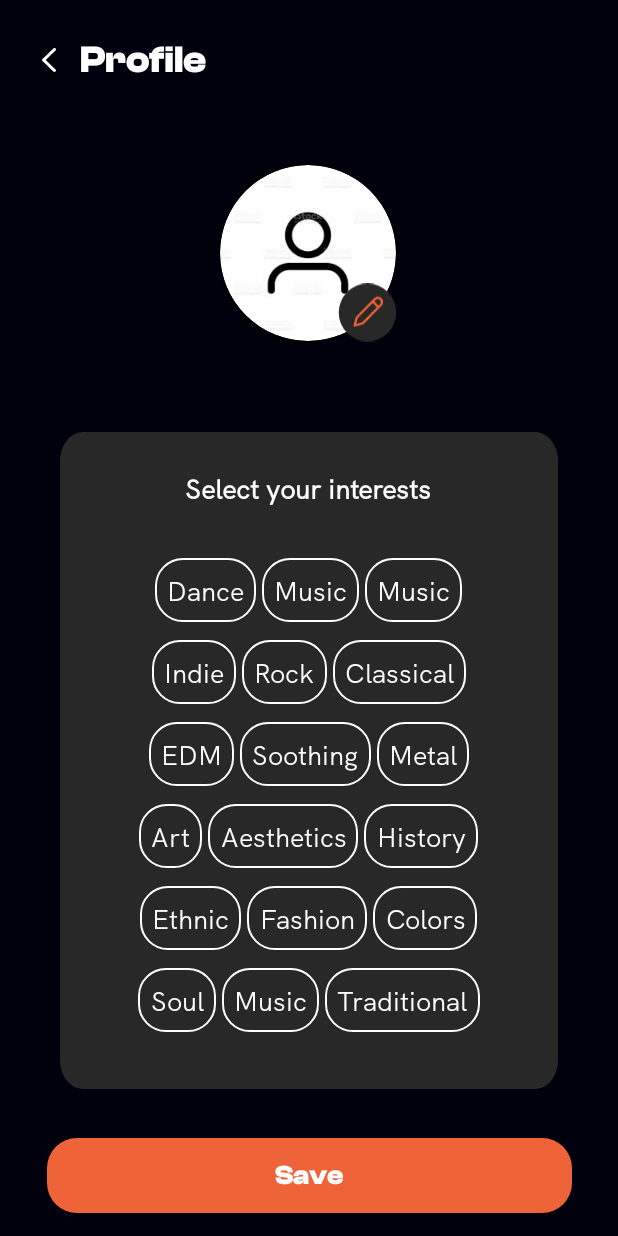
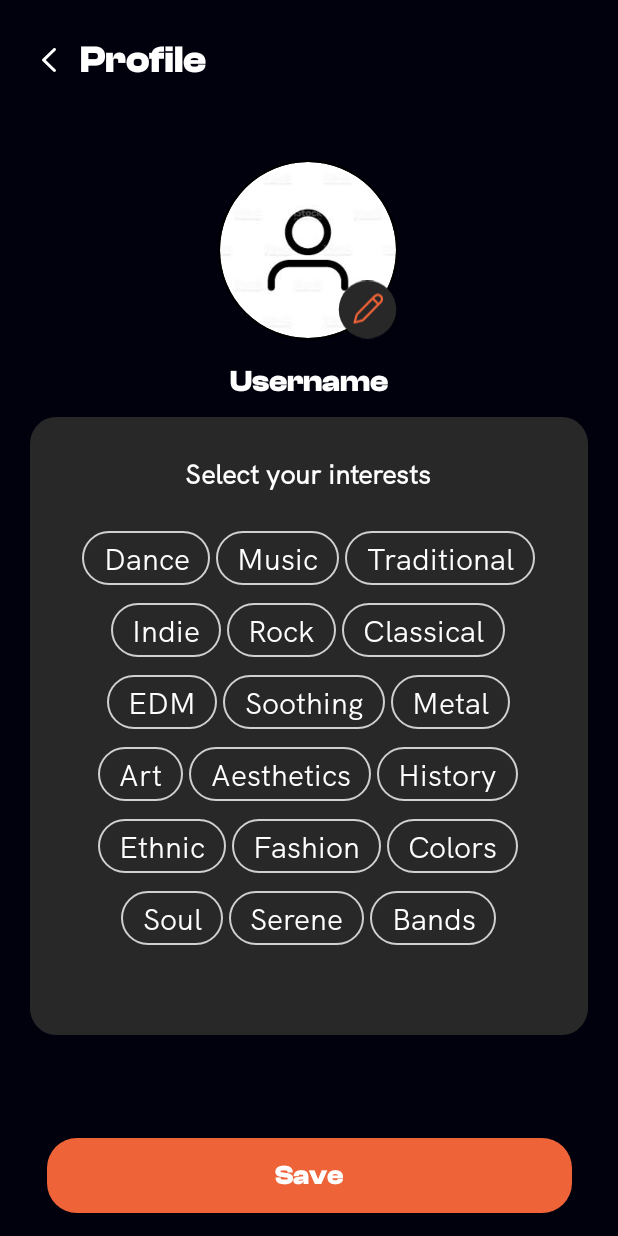
Before and after one commit to MdAyanHassan/Alcheringa, an Android app built with Jetpack Compose: the ProfilePage screen opened directly, with no data from a screen before it, after a tap on "Save", on a phone screen of 412 x 824 dp. Run offline under Robolectric (Android 15) with nearby library versions, the phone set to English and light mode, and no system bars; our stand-ins replace Firebase (no records; nobody signed in at launch, a user with empty details on screens opened directly); libraries missing offline, so code that uses them is left out: com.theartofdev.edmodo; plain views replace CircularImageView; pictures from the network do not load; 2 statements that could not run were skipped.

Commit message:
1 Jan Changes

```diff
--- a/app/src/main/java/com/example/alcheringa2022/MainActivity.java
+++ b/app/src/main/java/com/example/alcheringa2022/MainActivity.java
@@ -43,7 +43,7 @@
         index=R.id.schedule;
 
 
-/*        try{
+       /* try{
             Intent intent = getIntent();
             String fragment_name = intent.getExtras().getString("fragment");
             if(fragment_name.equals("merch")){
--- a/app/src/main/java/com/example/alcheringa2022/ProfilePage.java
+++ b/app/src/main/java/com/example/alcheringa2022/ProfilePage.java
@@ -6,15 +6,18 @@
 import android.content.Intent;
 import android.content.SharedPreferences;
 import android.graphics.Bitmap;
+import android.graphics.Color;
 import android.net.Uri;
 import android.os.Build;
 import android.os.Bundle;
 import android.provider.MediaStore;
 import android.util.Log;
 import android.view.View;
+import android.view.ViewGroup;
 import android.widget.Button;
 import android.widget.ImageButton;
 import android.widget.ImageView;
+import android.widget.LinearLayout;
 import android.widget.TextView;
 import android.widget.Toast;
 
@@ -46,6 +49,8 @@
 import java.io.IOException;
 import java.util.ArrayList;
 import java.util.HashMap;
+import java.util.Map;
+import java.util.Objects;
 import java.util.UUID;
 
 public class ProfilePage extends AppCompatActivity {
@@ -63,6 +68,8 @@
     FirebaseStorage storage;
     StorageReference storageReference;
 
+    ArrayList<String> interests;
+
     private Uri filePath;
     private final int PICK_IMAGE_REQUEST = 71;
 
@@ -76,29 +83,27 @@
         edit_dp_button = findViewById(R.id.edit_dp_button);
         save_button = findViewById(R.id.SaveBtn);
 
-        firebaseAuth=FirebaseAuth.getInstance();
-        firestore= FirebaseFirestore.getInstance();
+        firebaseAuth = FirebaseAuth.getInstance();
+        firestore = FirebaseFirestore.getInstance();
         storage = FirebaseStorage.getInstance();
         storageReference = storage.getReference();
 
-        sharedPreferences = getSharedPreferences("USER",MODE_PRIVATE);
+        sharedPreferences = getSharedPreferences("USER", MODE_PRIVATE);
+
+        interests = new ArrayList<>();
 
         fill_user_details();
 
-        edit_dp_button.setOnClickListener(new View.OnClickListener() {
-            @Override
-            public void onClick(View v) {
-                CropImage.startPickImageActivity(ProfilePage.this);
-            }
+        edit_dp_button.setOnClickListener(v -> CropImage.startPickImageActivity(ProfilePage.this));
+
+        save_button.setOnClickListener(v -> {
+            syncWithFirebase();
+            Toast.makeText(this,"Your changes are saved",Toast.LENGTH_LONG).show();
+            //uploadImage();
         });
 
-        back_btn=findViewById(R.id.backbtn);
-        back_btn.setOnClickListener(new View.OnClickListener() {
-            @Override
-            public void onClick(View v) {
-                finish();
-            }
-        });
+        back_btn = findViewById(R.id.backbtn);
+        back_btn.setOnClickListener(v -> finish());
     }
 
     @Override
@@ -122,40 +127,40 @@
         CropImage.activity(imageURI).setGuidelines(CropImageView.Guidelines.ON).setMultiTouchEnabled(true).start(this);
     }
 
-    private void fill_user_details()
-    {
+    private void fill_user_details() {
         String shared_name = sharedPreferences.getString("name", "");
         String shared_photoUrl = sharedPreferences.getString("photourl", "");
 
-        if(!shared_name.equals("") && !shared_photoUrl.equals(""))
-        {
+        if (!shared_name.equals("") && !shared_photoUrl.equals("")) {
             name.setText(shared_name);
             Glide.with(this).load(shared_photoUrl).into(user_dp);
-        }
-        else
-        {
+        } else {
             FirebaseUser user = firebaseAuth.getCurrentUser();
             assert user != null;
             String email = user.getEmail();
             assert email != null;
 
             firestore.collection("USERS").document(email).get().addOnCompleteListener(task -> {
-                if(task.isSuccessful() && task.getResult() != null){
+                if (task.isSuccessful()) {
 
                     SharedPreferences.Editor editor = sharedPreferences.edit();
                     editor.putString("name", task.getResult().getString("Name"));
-                    name.setText(task.getResult().getString("Name"));
+                    //name.setText(task.getResult().getString("Name"));
 
                     String db_photourl = task.getResult().getString("PhotoURL");
 
-                    if(db_photourl!=null)
-                    {
+                    if (db_photourl != null) {
                         Glide.with(this).load(db_photourl).into(user_dp);
                         editor.putString("photourl", task.getResult().getString("PhotoURL"));
                     }
                     editor.apply();
-                }else{
-                    //
+
+                    interests = (ArrayList<String>) task.getResult().get("interests");
+                    Log.d("TAG", "The users' interests are: " + interests);
+                    setInterests();
+
+                } else {
+                    Log.d("TAG", "Error getting documents: ", task.getException());
                 }
             });
         }
@@ -168,43 +173,30 @@
         String email = user.getEmail();
         assert email != null;
 
-        if(filePath != null)
-        {
+        if (filePath != null) {
             final ProgressDialog progressDialog = new ProgressDialog(this);
             progressDialog.setTitle("Uploading...");
             progressDialog.show();
 
-            StorageReference ref = storageReference.child("Users/"+ email);
+            StorageReference ref = storageReference.child("Users/" + email);
             ref.putFile(filePath)
-                    .addOnSuccessListener(new OnSuccessListener<UploadTask.TaskSnapshot>() {
-                        @Override
-                        public void onSuccess(UploadTask.TaskSnapshot taskSnapshot) {
+                    .addOnSuccessListener(taskSnapshot -> {
                         Log.d("Image", "Success!!");
                         progressDialog.dismiss();
                         Toast.makeText(ProfilePage.this, "Profile Image Updated", Toast.LENGTH_SHORT).show();
-                        }
                     })
-                    .addOnFailureListener(new OnFailureListener() {
-                        @Override
-                        public void onFailure(@NonNull Exception e) {
+                    .addOnFailureListener(e -> {
                         progressDialog.dismiss();
                         Toast.makeText(ProfilePage.this, "Profile Update Failed", Toast.LENGTH_SHORT).show();
                         Log.d("Image", "Failed!!");
-                        }
                     })
-                    .addOnProgressListener(new OnProgressListener<UploadTask.TaskSnapshot>() {
-                        @Override
-                        public void onProgress(UploadTask.TaskSnapshot taskSnapshot) {
-                            double progress = (100.0*taskSnapshot.getBytesTransferred()/taskSnapshot
+                    .addOnProgressListener(taskSnapshot -> {
+                        double progress = (100.0 * taskSnapshot.getBytesTransferred() / taskSnapshot
                                 .getTotalByteCount());
-                            progressDialog.setMessage("Uploaded "+(int)progress+"%");
-                        }
+                        progressDialog.setMessage("Uploaded " + (int) progress + "%");
                     });
 
-
-            ref.getDownloadUrl().addOnSuccessListener(new OnSuccessListener<Uri>() {
-                @Override
-                public void onSuccess(Uri uri) {
+            ref.getDownloadUrl().addOnSuccessListener(uri -> {
                 Uri downloadUrl = uri;
 
                 firestore.collection("USERS").document(email).update("PhotoURL", downloadUrl.toString());
@@ -212,8 +204,70 @@
                 SharedPreferences.Editor editor = sharedPreferences.edit();
                 editor.putString("photourl", downloadUrl.toString());
                 editor.apply();
+            });
+        }
+    }
+
+    public void interestItemOnClick(View v) {
+        TextView t = (TextView) v;
+
+        int color = t.getCurrentTextColor();
+        String hexColor = String.format("#%06X", (0xFFFFFF & color));
+
+        if (hexColor.equals("#FFFFFF")) {
+            t.setBackgroundResource(R.drawable.interests_highlighted);
+            t.setTextColor(Color.parseColor("#EE6337"));
+            interests.add(t.getText().toString());
+        } else {
+            t.setBackgroundResource(R.drawable.interests);
+            t.setTextColor(Color.parseColor("#FFFFFF"));
+            interests.remove(t.getText().toString());
+        }
+
+    }
+
+    public void syncWithFirebase() {
+        String email = Objects.requireNonNull(firebaseAuth.getCurrentUser()).getEmail();
+
+        String id = firestore.collection("USERS").document().getId();
+        Map<String, Object> data = new HashMap<>();
+
+        data.put("interests", interests);
+
+        assert email != null;
+        firestore.collection("USERS").document(email).set(data).addOnCompleteListener(task -> {
+            if (task.isSuccessful()) {
+                Log.d("TAG", "Interests added to firebase");
+            } else {
+                Toast.makeText(getApplicationContext(), "Some Error Occurred while adding interests",
+                        Toast.LENGTH_SHORT).show();
+
             }
         });
     }
+
+    public void setInterests() {
+        LinearLayout parent_l = findViewById(R.id.interests_layout);
+        Log.d("TAG", "setInterests: we are here");
+        for (int i = 0; i < parent_l.getChildCount(); i++) {
+            LinearLayout l = (LinearLayout) parent_l.getChildAt(i);
+            for (int j = 0; j < l.getChildCount(); j++) {
+                TextView t = (TextView) l.getChildAt(j);
+                String interest_name = t.getText().toString();
+                if(interests.contains(interest_name)){
+                    t.setBackgroundResource(R.drawable.interests_highlighted);
+                    t.setTextColor(Color.parseColor("#EE6337"));
                 }
             }
+
+            /*if (child instanceof ViewGroup) {
+                recursiveLoopChildren((ViewGroup) child);
+                // DO SOMETHING WITH VIEWGROUP, AFTER CHILDREN HAS BEEN LOOPED
+            } else {
+                if (child != null) {
+                    // DO SOMETHING WITH VIEW
+                }
+            }*/
+        }
+    }
+}
--- a/app/src/main/res/drawable/interests.xml
+++ b/app/src/main/res/drawable/interests.xml
@@ -3,6 +3,6 @@
     android:shape="rectangle" >
     <stroke
         android:width="1dp"
-        android:color="@color/white" />
+        android:color="#D0D0D0" />
     <corners android:radius="18dp"/>
 </shape>
--- a/app/src/main/res/layout/activity_profile.xml
+++ b/app/src/main/res/layout/activity_profile.xml
@@ -102,10 +102,10 @@
 
             <LinearLayout
                 android:layout_width="match_parent"
-                android:layout_marginStart="40dp"
-                android:layout_marginEnd="40dp"
+                android:layout_marginStart="20dp"
+                android:layout_marginEnd="20dp"
                 android:layout_height="wrap_content"
-                android:layout_marginTop="20dp"
+                android:layout_marginTop="12dp"
                 android:background="@drawable/blur_rectangle"
                 android:orientation="vertical"
                 app:flow_horizontalAlign="center"
@@ -119,7 +119,6 @@
                     android:layout_width="wrap_content"
                     android:layout_height="wrap_content"
                     android:layout_marginTop="8dp"
-                    android:layout_marginBottom="8dp"
                     android:text="Select your interests"
                     android:textColor="@color/white"
                     android:textSize="18sp"
@@ -133,42 +132,42 @@
                     android:layout_height="wrap_content"
                     android:layout_marginTop="15dp"
                     android:orientation="vertical"
-                    android:layout_gravity="center"
+                    android:layout_gravity="center_horizontal"
                     app:layout_constraintEnd_toEndOf="parent"
                     app:layout_constraintStart_toStartOf="parent"
                     app:layout_constraintTop_toBottomOf="@id/interests_heading">
 
                     <LinearLayout style="@style/interests_horizontal_container">
-                        <TextView android:text="Dance" style="@style/select_interest_item" />
-                        <TextView android:text="Music" style="@style/select_interest_item" />
-                        <TextView android:text="Music" style="@style/select_interest_item" />
+                        <TextView android:text="Dance" style="@style/select_interest_item_profile" />
+                        <TextView android:text="Music" style="@style/select_interest_item_profile" />
+                        <TextView android:text="Traditional" style="@style/select_interest_item_profile" />
                     </LinearLayout>
                     <LinearLayout style="@style/interests_horizontal_container">
-                        <TextView android:text="Indie" style="@style/select_interest_item" />
-                        <TextView android:text="Rock" style="@style/select_interest_item" />
-                        <TextView android:text="Classical" style="@style/select_interest_item" />
+                        <TextView android:text="Indie" style="@style/select_interest_item_profile" />
+                        <TextView android:text="Rock" style="@style/select_interest_item_profile" />
+                        <TextView android:text="Classical" style="@style/select_interest_item_profile" />
                     </LinearLayout>
                     <LinearLayout style="@style/interests_horizontal_container">
-                        <TextView android:text="EDM" style="@style/select_interest_item" />
-                        <TextView android:text="Soothing" style="@style/select_interest_item" />
-                        <TextView android:text="Metal" style="@style/select_interest_item" />
+                        <TextView android:text="EDM" style="@style/select_interest_item_profile" />
+                        <TextView android:text="Soothing" style="@style/select_interest_item_profile" />
+                        <TextView android:text="Metal" style="@style/select_interest_item_profile" />
                     </LinearLayout>
                     <LinearLayout style="@style/interests_horizontal_container">
-                        <TextView android:text="Art" style="@style/select_interest_item" />
-                        <TextView android:text="Aesthetics" style="@style/select_interest_item" />
-                        <TextView android:text="History" style="@style/select_interest_item" />
+                        <TextView android:text="Art" style="@style/select_interest_item_profile" />
+                        <TextView android:text="Aesthetics" style="@style/select_interest_item_profile" />
+                        <TextView android:text="History" style="@style/select_interest_item_profile" />
                     </LinearLayout>
                     <LinearLayout style="@style/interests_horizontal_container">
-                        <TextView android:text="Ethnic" style="@style/select_interest_item" />
-                        <TextView android:text="Fashion" style="@style/select_interest_item" />
-                        <TextView android:text="Colors" style="@style/select_interest_item" />
+                        <TextView android:text="Ethnic" style="@style/select_interest_item_profile" />
+                        <TextView android:text="Fashion" style="@style/select_interest_item_profile" />
+                        <TextView android:text="Colors" style="@style/select_interest_item_profile" />
                     </LinearLayout>
                     <LinearLayout
-                        android:layout_marginBottom="20dp"
+                        android:layout_marginBottom="4dp"
                         style="@style/interests_horizontal_container">
-                        <TextView android:text="Soul" style="@style/select_interest_item" />
-                        <TextView android:text="Music" style="@style/select_interest_item" />
-                        <TextView android:text="Traditional" style="@style/select_interest_item" />
+                        <TextView android:text="Soul" style="@style/select_interest_item_profile" />
+                        <TextView android:text="Serene" style="@style/select_interest_item_profile" />
+                        <TextView android:text="Bands" style="@style/select_interest_item_profile" />
                     </LinearLayout>
 
                 </LinearLayout>
--- a/app/src/main/res/values/styles.xml
+++ b/app/src/main/res/values/styles.xml
@@ -178,6 +178,23 @@
         <item name="android:onClick">interestItemClick</item>
     </style>
 
+    <style name="select_interest_item_profile">
+        <item name="android:layout_width">wrap_content</item>
+        <item name="android:layout_height">36dp</item>
+        <item name="android:layout_gravity">center</item>
+        <item name="android:textColor">@color/white</item>
+        <item name="android:textSize">20sp</item>
+        <item name="android:fontFamily">@font/hk_grotesk</item>
+        <item name="android:gravity">center</item>
+        <item name="android:background">@drawable/interests</item>
+        <item name="android:layout_margin">2dp</item>
+        <item name="android:paddingTop">3dp</item>
+        <item name="android:paddingBottom">5dp</item>
+        <item name="android:paddingStart">14dp</item>
+        <item name="android:paddingEnd">14dp</item>
+        <item name="android:onClick">interestItemOnClick</item>
+    </style>
+
     <style name="interests_horizontal_container">
         <item name="android:layout_width">wrap_content</item>
         <item name="android:layout_height">wrap_content</item>
```
Also changed, not shown: app/src/main/AndroidManifest.xml (+13 -8 lines), app/src/main/java/com/example/alcheringa2022/CartActivity.java (+22 -6 lines), app/src/main/java/com/example/alcheringa2022/InterestsActivity.java (+35 -0 lines), app/src/main/java/com/example/alcheringa2022/Login.java (+46 -1 lines), app/src/main/java/com/example/alcheringa2022/OrderSummaryActivity.java (+3 -7 lines), app/src/main/java/com/example/alcheringa2022/Profile.java (+0 -16 lines), app/src/main/java/com/example/alcheringa2022/SignUp.java (+42 -1 lines), app/src/main/java/com/example/alcheringa2022/YourOrders.java (+18 -18 lines). Lines whose indentation alone changed are shown as unchanged.
